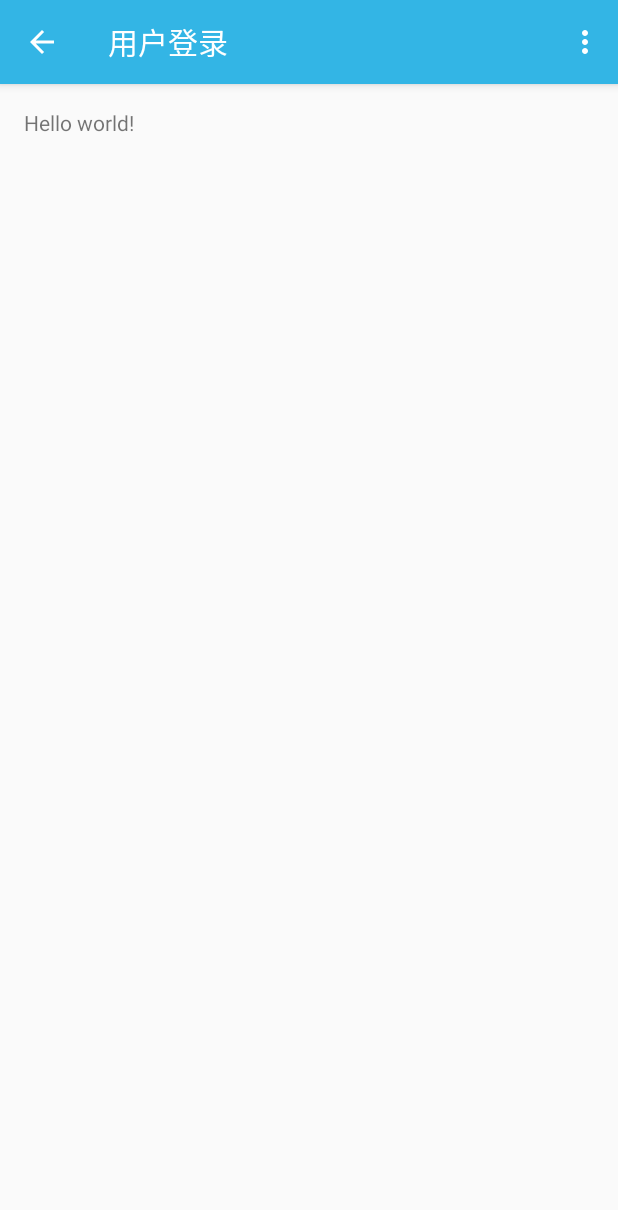
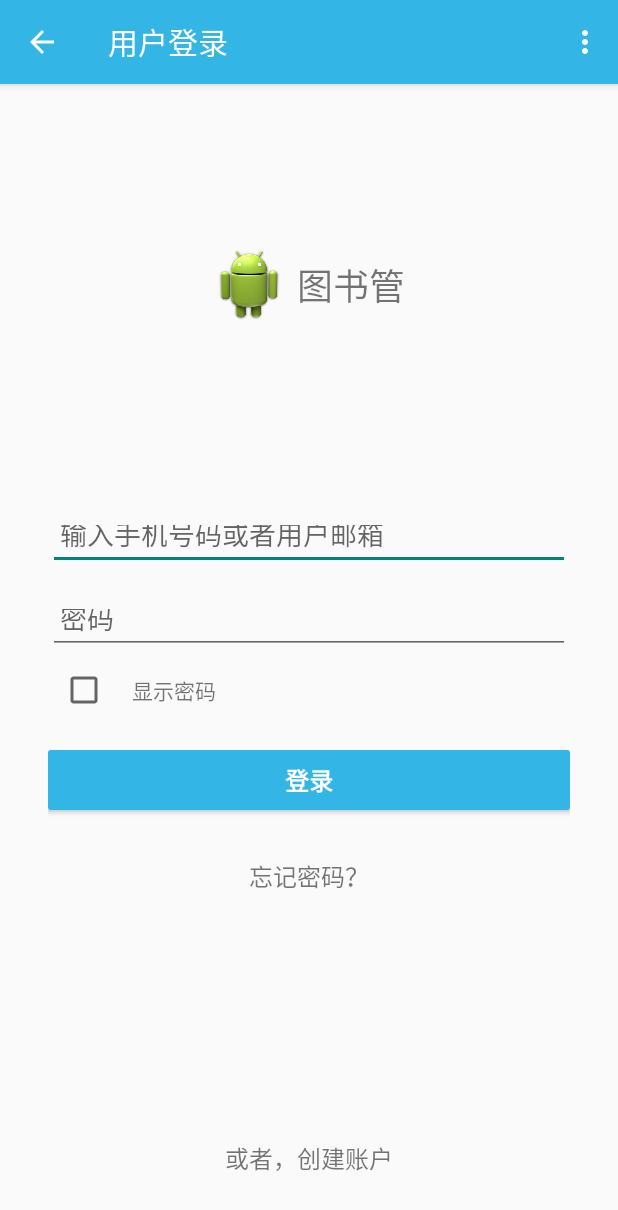
Before and after one commit to Joyce1991/Jo, an Android app: the SigninActivity screen opened directly, with no data from a screen before it, on a phone screen of 412 x 824 dp. Shown: the top 1210 px of the screen. Run offline under Robolectric (Android 15) with nearby library versions, the phone set to English and light mode, and no system bars; our stand-ins replace CircleImageView.

```diff
--- a/app/src/main/java/com/jalen/jo/BaseActivity.java
+++ b/app/src/main/java/com/jalen/jo/BaseActivity.java
@@ -50,7 +50,7 @@ public class BaseActivity extends ActionBarActivity {
 
     @Override
     protected void onStop() {
-        super.onResume();
+        super.onStop();
         Log.i(this.getClass().getSimpleName(), "---------onStop ");
     }
 
--- a/app/src/main/java/com/jalen/jo/activities/MainActivity.java
+++ b/app/src/main/java/com/jalen/jo/activities/MainActivity.java
@@ -5,6 +5,7 @@ import android.support.v7.app.ActionBar;
 import android.support.v4.app.Fragment;
 import android.support.v4.app.FragmentManager;
 import android.os.Bundle;
+import android.support.v7.app.ActionBarActivity;
 import android.view.LayoutInflater;
 import android.view.Menu;
 import android.view.MenuItem;
@@ -12,6 +13,7 @@ import android.view.View;
 import android.view.ViewGroup;
 import android.support.v4.widget.DrawerLayout;
 
+import com.avos.avoscloud.AVAnalytics;
 import com.jalen.jo.BaseActivity;
 import com.jalen.jo.fragments.NavigationDrawerFragment;
 import com.jalen.jo.R;
@@ -34,6 +36,9 @@ public class MainActivity extends BaseActivity
     protected void onCreate(Bundle savedInstanceState) {
         super.onCreate(savedInstanceState);
         setContentView(R.layout.activity_main);
+
+//        跟踪统计应用的打开情况
+        AVAnalytics.trackAppOpened(getIntent());
 
         mNavigationDrawerFragment = (NavigationDrawerFragment)
                 getSupportFragmentManager().findFragmentById(R.id.navigation_drawer);
--- a/app/src/main/res/layout/fragment_navigation_drawer.xml
+++ b/app/src/main/res/layout/fragment_navigation_drawer.xml
@@ -59,6 +59,7 @@
                     android:id="@+id/tv_drawer_signin"
                     android:layout_width="wrap_content"
                     android:layout_height="wrap_content"
+                    android:background="@drawable/btn_bg"
                     android:text="登录"/>
                 <TextView
                     android:layout_width="wrap_content"
--- a/app/src/main/res/layout/fragment_signin.xml
+++ b/app/src/main/res/layout/fragment_signin.xml
@@ -1,12 +1,102 @@
 <RelativeLayout xmlns:android="http://schemas.android.com/apk/res/android"
-    xmlns:tools="http://schemas.android.com/tools" android:layout_width="match_parent"
-    android:layout_height="match_parent" android:paddingLeft="@dimen/activity_horizontal_margin"
+    xmlns:tools="http://schemas.android.com/tools"
+    android:layout_width="match_parent"
+    android:layout_height="match_parent"
+    android:paddingLeft="@dimen/activity_horizontal_margin"
     android:paddingRight="@dimen/activity_horizontal_margin"
     android:paddingTop="@dimen/activity_vertical_margin"
     android:paddingBottom="@dimen/activity_vertical_margin"
     tools:context="com.jalen.jo.activities.SigninActivity$PlaceholderFragment">
 
-    <TextView android:text="@string/hello_world" android:layout_width="wrap_content"
-        android:layout_height="wrap_content" />
+    <!--定位中间部分-->
+    <LinearLayout
+        android:id="@+id/ll_sigin_center"
+        android:layout_width="match_parent"
+        android:layout_height="wrap_content"
+        android:paddingLeft="16dp"
+        android:paddingRight="16dp"
+        android:layout_centerVertical="true"
+        android:orientation="vertical">
 
+        <EditText
+            android:id="@+id/et_signin_user"
+            style="@style/JoComponentStyle"
+            android:hint="@string/et_sigin_user"/>
+
+        <EditText
+            android:id="@+id/et_signin_pwd"
+            style="@style/JoComponentStyle"
+            android:hint="@string/et_signin_pwd"/>
+
+        <LinearLayout
+            android:layout_width="match_parent"
+            android:layout_height="wrap_content"
+            android:paddingLeft="8dp"
+            android:orientation="horizontal">
+            <CheckBox
+                android:id="@+id/rb_sigin_pwdvisible"
+                android:layout_width="wrap_content"
+                android:layout_height="wrap_content" />
+            <TextView
+                android:layout_width="wrap_content"
+                android:layout_height="wrap_content"
+                android:layout_marginLeft="16dp"
+                android:layout_gravity="center_vertical"
+                android:text="@string/rb_sigin_pwdvisible"/>
+            </LinearLayout>
+
+        <Button
+            android:id="@+id/btn_sigin_sigin"
+            style="@style/JoComponentStyle.Button"
+            android:layout_marginTop="24dp"
+            android:text="@string/btn_sigin_sigin"/>
+
+        </LinearLayout>
+
+    <!--产品logo-->
+    <LinearLayout
+        android:layout_width="match_parent"
+        android:layout_height="match_parent"
+        android:layout_above="@id/ll_sigin_center"
+        android:layout_marginBottom="24dp"
+        android:gravity="center_horizontal"
+        android:orientation="horizontal">
+
+        <ImageView
+            android:id="@+id/iv_sigin_logo"
+            android:layout_width="48dp"
+            android:layout_height="48dp"
+            android:scaleType="centerInside"
+            android:layout_gravity="center_vertical"
+            android:src="@drawable/ic_launcher"/>
+        <TextView
+            android:layout_width="wrap_content"
+            android:layout_height="wrap_content"
+            android:layout_marginLeft="8dp"
+            android:text="@string/app_name"
+            android:layout_gravity="center_vertical"
+            android:textSize="@dimen/text_size_logo"/>
+        </LinearLayout>
+    <!--overflow-->
+    <RelativeLayout
+        android:layout_width="match_parent"
+        android:layout_height="match_parent"
+        android:layout_below="@id/ll_sigin_center"
+        android:paddingTop="16dp"
+        android:paddingBottom="16dp"
+
+        android:gravity="center_horizontal">
+        <TextView
+            android:id="@+id/tv_sigin_forgotpwd"
+            style="@style/JoComponentStyle.TextView"
+            android:text="@string/tv_signin_forgotpwd"
+            android:layout_centerHorizontal="true"
+            android:layout_alignParentTop="true"/>
+        <TextView
+            android:id="@+id/tv_sigin_signup"
+            style="@style/JoComponentStyle.TextView"
+            android:text="@string/tv_sigin_signup"
+            android:layout_centerHorizontal="true"
+            android:layout_alignParentBottom="true"/>
+        </RelativeLayout>
 </RelativeLayout>
--- a/app/src/main/res/layout/fragment_signup.xml
+++ b/app/src/main/res/layout/fragment_signup.xml
@@ -1,6 +1,8 @@
 <RelativeLayout xmlns:android="http://schemas.android.com/apk/res/android"
-    xmlns:tools="http://schemas.android.com/tools" android:layout_width="match_parent"
-    android:layout_height="match_parent" android:paddingLeft="@dimen/activity_horizontal_margin"
+    xmlns:tools="http://schemas.android.com/tools"
+    android:layout_width="match_parent"
+    android:layout_height="match_parent"
+    android:paddingLeft="@dimen/activity_horizontal_margin"
     android:paddingRight="@dimen/activity_horizontal_margin"
     android:paddingTop="@dimen/activity_vertical_margin"
     android:paddingBottom="@dimen/activity_vertical_margin"
--- a/app/src/main/res/values/dimens.xml
+++ b/app/src/main/res/values/dimens.xml
@@ -20,4 +20,5 @@
     <dimen name="jocomponent_paddingRight">8dp</dimen>
     <dimen name="jocomponent_radius">2dp</dimen>
     <dimen name="jocomponent_textsize">16sp</dimen>
+    <dimen name="text_size_logo">24sp</dimen>
 </resources>
--- a/app/src/main/res/values/strings.xml
+++ b/app/src/main/res/values/strings.xml
@@ -19,5 +19,11 @@
     <string name="tv_signup_byemail">使用Email注册</string>
     <string name="tv_signup_author">快捷登录</string>
     <string name="title_activity_signin">用户登录</string>
+    <string name="et_sigin_user">输入手机号码或者用户邮箱</string>
+    <string name="et_signin_pwd">密码</string>
+    <string name="rb_sigin_pwdvisible">显示密码</string>
+    <string name="btn_sigin_sigin">登录</string>
+    <string name="tv_signin_forgotpwd">忘记密码？</string>
+    <string name="tv_sigin_signup">或者，创建账户</string>
 
 </resources>
```
Also changed, not shown: app/build.gradle (+17 -0 lines), app/src/main/AndroidManifest.xml (+9 -3 lines), app/src/main/java/com/jalen/jo/JoApp.java (added, +24 -0 lines), app/src/main/java/com/jalen/jo/activities/SigninActivity.java (+11 -4 lines), app/src/main/java/com/jalen/jo/activities/SignupActivity.java (+16 -4 lines), app/src/main/java/com/jalen/jo/fragments/NavigationDrawerFragment.java (+6 -2 lines), build.gradle (+8 -0 lines), 1 other file.
